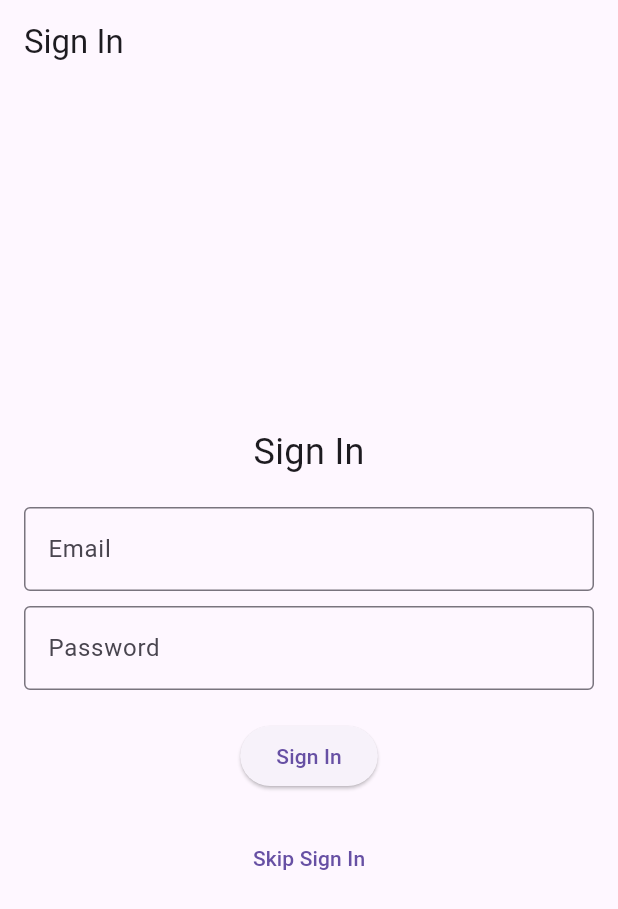
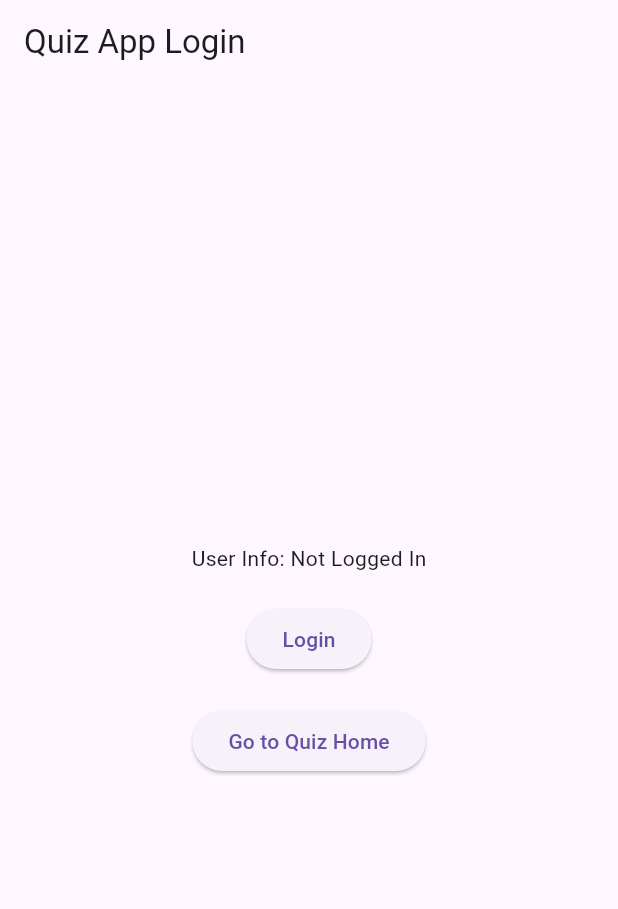
Before and after one commit to f71uday/QuestionsApp, a Flutter app: the screen it shows after launch, on a phone screen of 412 x 824 dp. Shown: the top 909 px of the screen. Run offline on Flutter 3.47's test engine with Material 3 defaults, Android fonts, the phone set to English and light mode, and no system bars; our stand-ins replace flutter_secure_storage, jwt_decoder; missing offline and left inert: flutter_appauth.

Commit message:
Login implemented

```diff
--- a/lib/main.dart
+++ b/lib/main.dart
@@ -1,4 +1,5 @@
 
+import 'package:VetScholar/pages/auth_page.dart';
 import 'package:VetScholar/pages/signin_page.dart';
 import 'package:VetScholar/pages/subject_list_page.dart';
 import 'package:flutter/material.dart';
@@ -13,10 +14,11 @@ class QuizApp extends StatelessWidget {
   @override
   Widget build(BuildContext context) {
     return MaterialApp(
-      initialRoute: '/signin',
+      initialRoute: '/auth',
       routes: {
         '/signin': (context) => SignInPage(),
-        '/subjects': (context) => SubjectListPage()
+        '/subjects': (context) => SubjectListPage(),
+        '/auth': (context) => AuthPage()
       },
     );
   }
--- /dev/null
+++ b/lib/pages/auth_page.dart
@@ -0,0 +1,59 @@
+import 'package:VetScholar/pages/subject_list_page.dart';
+import 'package:flutter/material.dart';
+import '../auth/auth_service.dart';
+
+
+class AuthPage extends StatefulWidget {
+  @override
+  _AuthPageState createState() => _AuthPageState();
+}
+
+class _AuthPageState extends State<AuthPage> {
+  String _userInfo = 'Not Logged In';
+
+  Future<void> _login() async {
+    final userInfo = await AuthService.login();
+    setState(() {
+      //_userInfo = userInfo != null ? userInfo.toString() : 'Login Failed';
+      if (userInfo!= null ) {
+        Navigator.pushReplacement(
+          context,
+          MaterialPageRoute(builder: (context) => SubjectListPage()),
+
+        );
+      }
+    });
+  }
+
+  @override
+  Widget build(BuildContext context) {
+    return Scaffold(
+      appBar: AppBar(
+        title: Text('Quiz App Login'),
+      ),
+      body: Center(
+        child: Column(
+          mainAxisAlignment: MainAxisAlignment.center,
+          children: <Widget>[
+            Text('User Info: $_userInfo'),
+            SizedBox(height: 20),
+            ElevatedButton(
+              onPressed: _login,
+              child: Text('Login'),
+            ),
+            SizedBox(height: 20),
+            ElevatedButton(
+              onPressed: () {
+                Navigator.push(
+                  context,
+                  MaterialPageRoute(builder: (context) => SubjectListPage()),
+                );
+              },
+              child: Text('Go to Quiz Home'),
+            ),
+          ],
+        ),
+      ),
+    );
+  }
+}
--- a/lib/pages/subject_list_page.dart
+++ b/lib/pages/subject_list_page.dart
@@ -20,6 +20,7 @@ Future<List<Subject>> fetchSubjects() async {
 }
 
 class SubjectListPage extends StatefulWidget  {
+
   @override
   _SubjectListPageState createState() => _SubjectListPageState();
 }
--- a/pubspec.yaml
+++ b/pubspec.yaml
@@ -29,9 +29,11 @@ environment:
 # versions available, run `flutter pub outdated`.
 dependencies:
   flutter:
-
     sdk: flutter
   http: ^0.13.4
+  flutter_appauth: ^4.0.0
+  flutter_secure_storage: ^5.0.2
+  jwt_decoder: ^2.0.1
 
 
   # The following adds the Cupertino Icons font to your application.
```
Also changed, not shown: lib/auth/auth_service.dart (added, +154 -0 lines), pubspec.lock, 14 other files.
